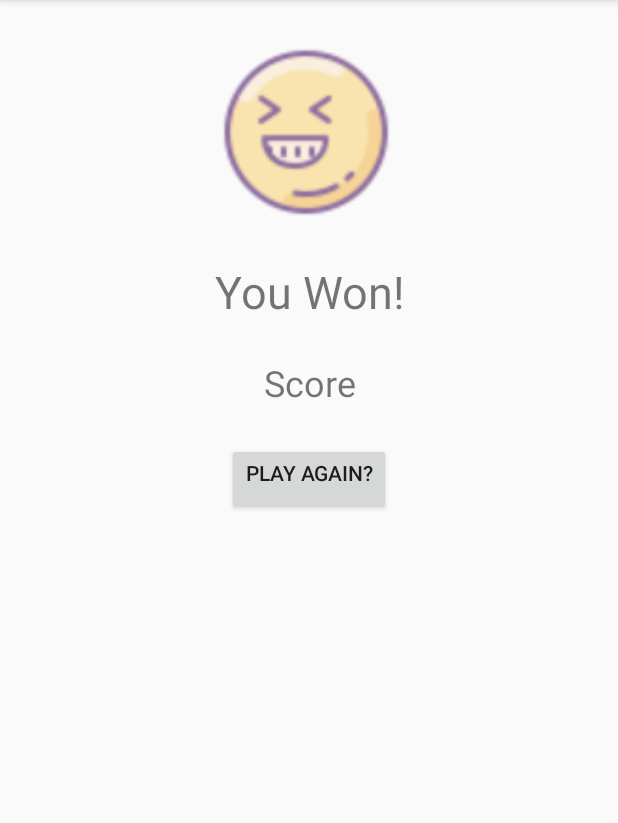
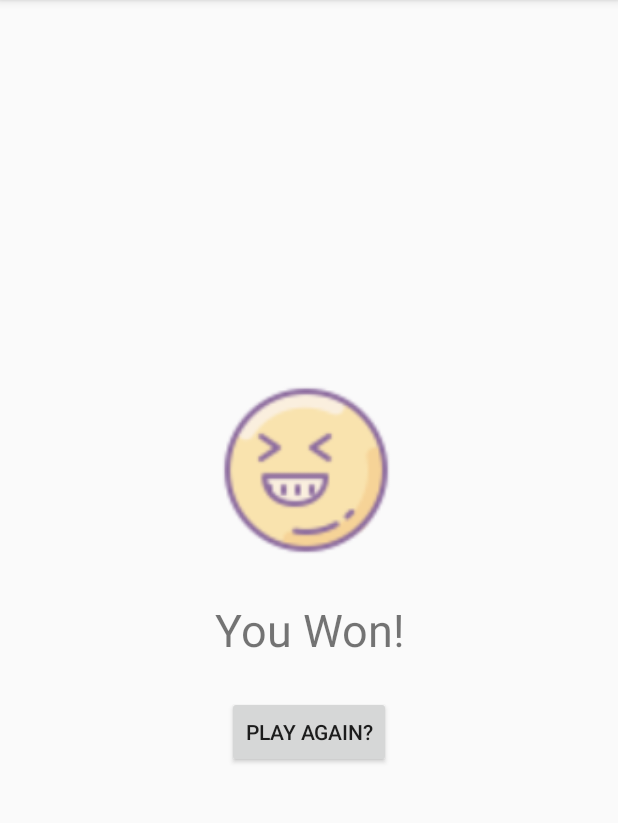
Before and after one commit to donChelsea/animal-farm, an Android app: the GameWonFragment screen opened through its navigation route, on a phone screen of 412 x 824 dp, the part 84-907 px from its top. Run offline under Robolectric (Android 15) with nearby library versions, the light colour scheme and no system bars; our stand-ins replace data binding.

Commit message:
game working

```diff
--- a/app/src/main/java/com/katsidzira/animalfarm/screens/end_game/GameWonFragment.java
+++ b/app/src/main/java/com/katsidzira/animalfarm/screens/end_game/GameWonFragment.java
@@ -3,30 +3,44 @@ package com.katsidzira.animalfarm.screens.end_game;
 
 import android.os.Bundle;
 
+import androidx.annotation.NonNull;
+import androidx.annotation.Nullable;
+import androidx.databinding.DataBindingUtil;
 import androidx.fragment.app.Fragment;
+import androidx.navigation.Navigation;
 
 import android.view.LayoutInflater;
 import android.view.View;
 import android.view.ViewGroup;
 
 import com.katsidzira.animalfarm.R;
+import com.katsidzira.animalfarm.databinding.FragmentGameWonBinding;
 
-/**
- * A simple {@link Fragment} subclass.
- */
 public class GameWonFragment extends Fragment {
-
+    FragmentGameWonBinding binding;
 
     public GameWonFragment() {
-        // Required empty public constructor
     }
 
 
     @Override
     public View onCreateView(LayoutInflater inflater, ViewGroup container,
                              Bundle savedInstanceState) {
-        // Inflate the layout for this fragment
-        return inflater.inflate(R.layout.fragment_game_won, container, false);
+
+        binding = DataBindingUtil.inflate(inflater, R.layout.fragment_game_won, container, false);
+
+        return binding.getRoot();
     }
 
+    @Override
+    public void onViewCreated(@NonNull View view, @Nullable Bundle savedInstanceState) {
+
+        binding.playAgainButton.setOnClickListener(new View.OnClickListener() {
+            @Override
+            public void onClick(View v) {
+                Navigation.findNavController(getView()).navigate(R.id.action_gameWonFragment_to_gameFragment);
+            }
+        });
+
+    }
 }
--- a/app/src/main/java/com/katsidzira/animalfarm/screens/game/GameViewModel.java
+++ b/app/src/main/java/com/katsidzira/animalfarm/screens/game/GameViewModel.java
@@ -33,7 +33,7 @@ public class GameViewModel extends AndroidViewModel {
     MutableLiveData<Boolean> eventGameFinished = new MutableLiveData<>();
     private static final Long DONE = 0L;
     private static final Long ONE_SECOND = 1000L;
-    private static final Long COUNTDOWN_TIME = 5000L;
+    private static final Long COUNTDOWN_TIME = 6000L;
     Random rand = new Random();
     int correctPicks = 0;
 
--- a/app/src/main/res/layout/fragment_game_won.xml
+++ b/app/src/main/res/layout/fragment_game_won.xml
@@ -4,19 +4,19 @@
     xmlns:app="http://schemas.android.com/apk/res-auto"
     xmlns:tools="http://schemas.android.com/tools">
 
-    <androidx.constraintlayout.widget.ConstraintLayout
+    <LinearLayout
         android:layout_width="match_parent"
         android:layout_height="match_parent"
-        tools:context=".screens.end_game.GameWonFragment">
+        tools:context=".screens.end_game.GameWonFragment"
+        android:orientation="vertical"
+        android:gravity="center_vertical">
 
 
         <ImageView
             android:id="@+id/game_won_image"
             android:layout_width="match_parent"
             android:layout_height="120dp"
-            android:layout_marginTop="30sp"
-            android:src="@drawable/gamewonicon"
-            app:layout_constraintTop_toTopOf="parent" />
+            android:src="@drawable/gamewonicon" />
 
         <TextView
             android:id="@+id/you_won_text"
@@ -25,30 +25,16 @@
             android:layout_marginTop="24sp"
             android:gravity="center_horizontal"
             android:text="@string/you_won"
-            android:textSize="30sp"
-            app:layout_constraintTop_toBottomOf="@id/game_won_image" />
-
-        <TextView
-            android:id="@+id/win_score_text"
-            android:layout_width="match_parent"
-            android:layout_height="wrap_content"
-            android:layout_marginTop="24sp"
-            android:gravity="center_horizontal"
-            android:text="@string/score"
-            android:textSize="24sp"
-            app:layout_constraintTop_toBottomOf="@id/you_won_text" />
+            android:textSize="30sp" />
 
         <Button
             android:id="@+id/play_again_button"
             android:layout_width="wrap_content"
             android:layout_height="wrap_content"
             android:layout_marginTop="24dp"
-            android:gravity="center_horizontal"
-            android:text="Play again?"
-            app:layout_constraintEnd_toEndOf="parent"
-            app:layout_constraintStart_toStartOf="parent"
-            app:layout_constraintTop_toBottomOf="@id/win_score_text" />
+            android:layout_gravity="center_horizontal"
+            android:text="Play again?" />
 
-    </androidx.constraintlayout.widget.ConstraintLayout>
+    </LinearLayout>
 
 </layout>
--- a/app/src/main/res/navigation/navigation.xml
+++ b/app/src/main/res/navigation/navigation.xml
@@ -35,8 +35,9 @@
         tools:layout="@layout/fragment_game_won" >
         <action
             android:id="@+id/action_gameWonFragment_to_gameFragment"
-            app:destination="@id/gameFragment"
-            app:popUpTo="@+id/titleFragment" />
+            app:destination="@+id/gameFragment"
+            app:popUpTo="@+id/titleFragment"
+            app:popUpToInclusive="false" />
     </fragment>
     <fragment
         android:id="@+id/gameLoseFragment"
--- a/app/src/main/res/values/strings.xml
+++ b/app/src/main/res/values/strings.xml
@@ -11,4 +11,5 @@
     <string name="bummer">Bummer</string>
     <string name="try_again">Try again?</string>
     <string name="timer">Timer</string>
+    <string name="aw_man">Aw man!</string>
 </resources>
```
Also changed, not shown: app/src/main/java/com/katsidzira/animalfarm/screens/end_game/GameLoseFragment.java (+18 -7 lines), app/src/main/res/layout/fragment_game_lose.xml (+9 -20 lines).
